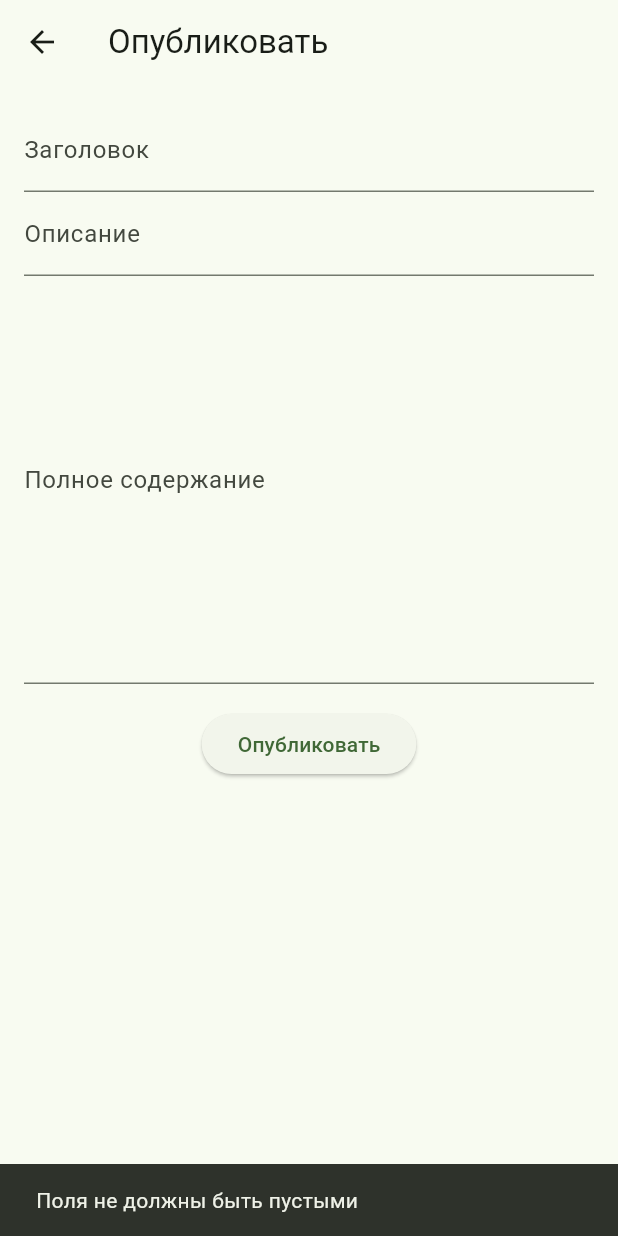
After one commit to stanlapru/flutter_application_3, a Flutter app: the AddEntryPage screen opened directly, after a tap on "Опубликовать", on a phone screen of 412 x 824 dp. The commit adds this screen. Run offline on Flutter 3.47's test engine with Material 3 defaults, Android fonts, the phone set to English and light mode, and no system bars; our stand-ins replace cloud_firestore, firebase_auth, firebase_core, firebase_storage, image_picker; accounts and stored records are empty; generated files the repository leaves out were written again; network calls fail.

Commit message:
Added sign in/registration and entry upload

```diff
--- /dev/null
+++ b/lib/pages/main/add_entry_page.dart
@@ -0,0 +1,67 @@
+import 'dart:io';
+import 'package:cloud_firestore/cloud_firestore.dart';
+import 'package:flutter/material.dart';
+import 'package:flutter_application_2/services/auth_service.dart';
+import 'package:flutter_application_2/services/firestore_service.dart';
+import 'package:flutter_application_2/services/storage_service.dart';
+import 'package:image_picker/image_picker.dart';
+
+class AddEntryPage extends StatefulWidget {
+  const AddEntryPage({super.key});
+
+  @override
+  State<AddEntryPage> createState() => _AddEntryPageState();
+}
+
+class _AddEntryPageState extends State<AddEntryPage> {
+  final _titleController = TextEditingController();
+  final _summaryController = TextEditingController();
+  final _bodyController = TextEditingController();
+  bool _isLoading = false;
+
+  Future<void> _submit() async {
+    if (_titleController.text.isEmpty || _summaryController.text.isEmpty || _bodyController.text.isEmpty) {
+      ScaffoldMessenger.of(context).showSnackBar(const SnackBar(content: Text('Поля не должны быть пустыми')));
+      return;
+    }
+
+    setState(() => _isLoading = true);
+
+    try {
+      await FirestoreService.addNews({
+        'title': _titleController.text,
+        'summary': _summaryController.text,
+        'body': _bodyController.text,
+        'createdAt': FieldValue.serverTimestamp(),
+        'userId': AuthService.currentUser?.uid,
+      });
+
+      Navigator.pop(context);
+    } catch (e) {
+      ScaffoldMessenger.of(context).showSnackBar(SnackBar(content: Text('Ошибка: $e')));
+    }
+
+    setState(() => _isLoading = false);
+  }
+
+  @override
+  Widget build(BuildContext context) {
+    return Scaffold(
+      appBar: AppBar(title: const Text('Опубликовать')),
+      body: SingleChildScrollView(
+        padding: const EdgeInsets.all(16),
+        child: Column(
+          children: [
+            TextField(controller: _titleController, decoration: const InputDecoration(labelText: 'Заголовок')),
+            TextField(controller: _summaryController, decoration: const InputDecoration(labelText: 'Описание')),
+            TextField(controller: _bodyController, decoration: const InputDecoration(labelText: 'Полное содержание'), maxLines: 10),
+            const SizedBox(height: 16),
+            _isLoading
+                ? const CircularProgressIndicator()
+                : ElevatedButton(onPressed: _submit, child: const Text('Опубликовать')),
+          ],
+        ),
+      ),
+    );
+  }
+}
--- /dev/null
+++ b/lib/services/auth_service.dart
@@ -0,0 +1,24 @@
+import 'package:firebase_auth/firebase_auth.dart';
+import 'package:flutter_application_2/services/firestore_service.dart';
+
+class AuthService {
+  static final FirebaseAuth _auth = FirebaseAuth.instance;
+
+  static Future<void> signIn(String email, String password) async {
+    await _auth.signInWithEmailAndPassword(email: email, password: password);
+  }
+
+  static Future<void> register(String email, String password) async {
+    final userCredential = await _auth.createUserWithEmailAndPassword(
+      email: email,
+      password: password,
+    );
+    await FirestoreService.createUserDocument(userCredential.user!);
+  }
+
+  static Future<void> signOut() async {
+    await _auth.signOut();
+  }
+
+  static User? get currentUser => _auth.currentUser;
+}
```
Also changed, not shown: lib/main.dart (+58 -6 lines), lib/pages/auth/register_page.dart (added, +63 -0 lines), lib/pages/auth/sign_in_page.dart (added, +73 -0 lines), lib/pages/main/detail_page.dart (added, +28 -0 lines), lib/pages/main/first_page.dart (added, +90 -0 lines), lib/pages/main/second_page.dart (added, +21 -0 lines), lib/pages/main/third_page.dart (added, +21 -0 lines), lib/services/db_service.dart (added, +13 -0 lines), lib/services/firestore_service.dart (added, +22 -0 lines), lib/services/storage_service.dart (added, +13 -0 lines), pubspec.yaml (+10 -0 lines), pubspec.lock, 10 other files.
